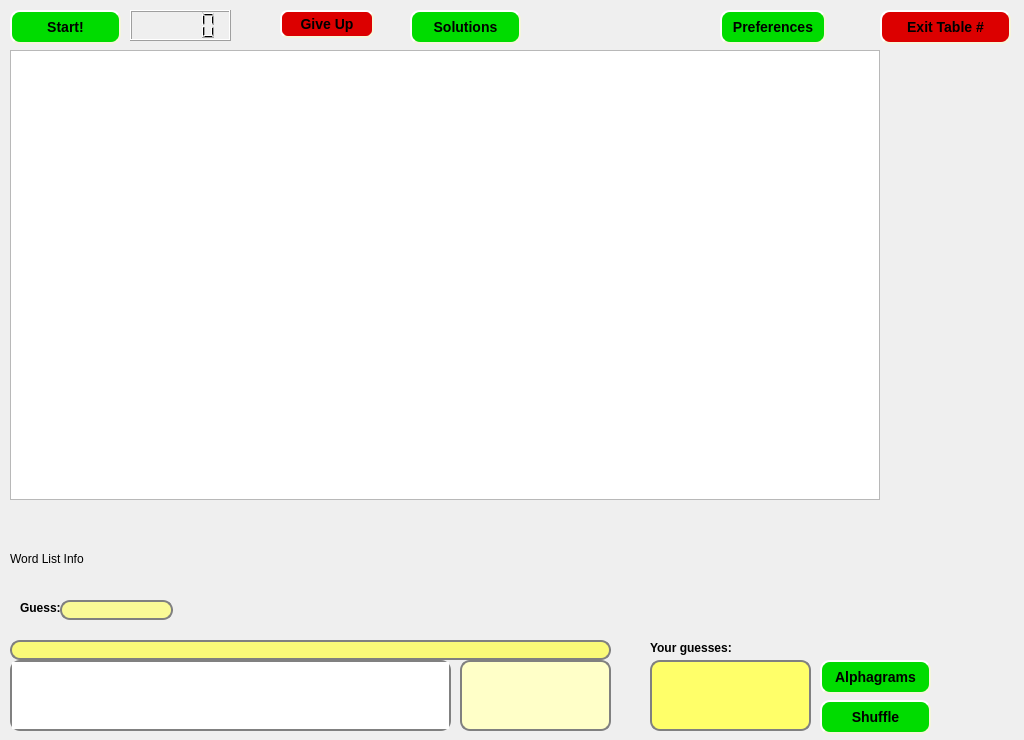
Qt form trunk/client/src/tableForm.ui (domino14/aerolithdesktop) before a commit.
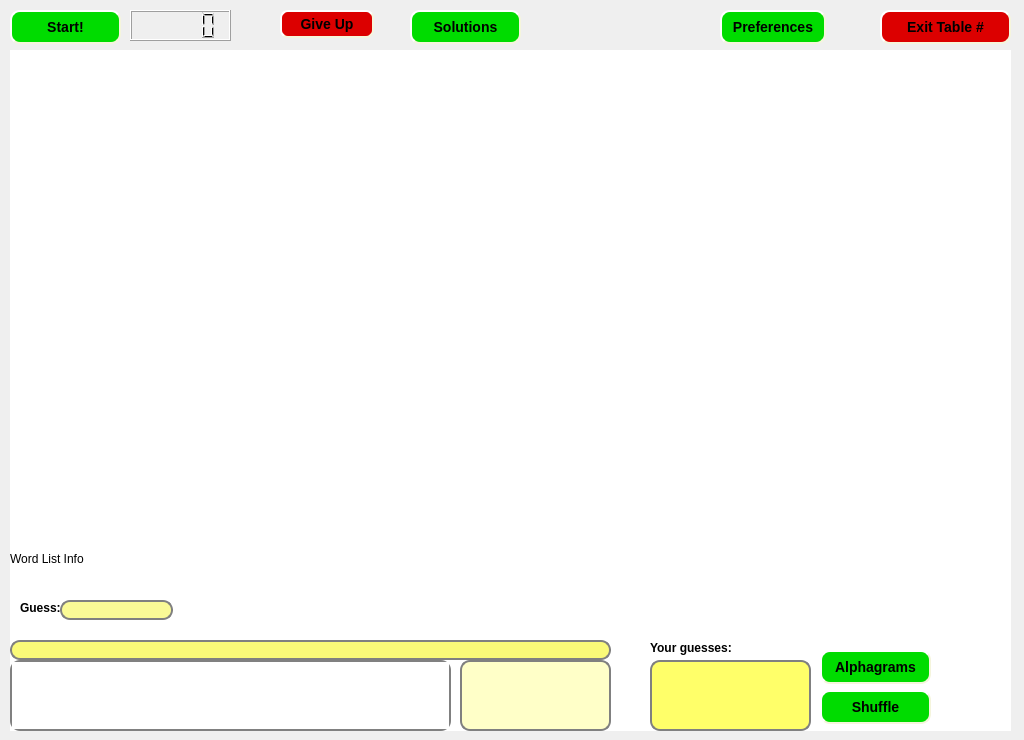
The same form after that commit.

```diff
--- a/trunk/client/src/tableForm.ui
+++ b/trunk/client/src/tableForm.ui
@@ -35,13 +35,22 @@
     <rect>
      <x>10</x>
      <y>50</y>
-     <width>870</width>
-     <height>450</height>
+     <width>1001</width>
+     <height>681</height>
     </rect>
    </property>
    <property name="focusPolicy" >
     <enum>Qt::NoFocus</enum>
    </property>
+   <property name="frameShape" >
+    <enum>QFrame::NoFrame</enum>
+   </property>
+   <property name="frameShadow" >
+    <enum>QFrame::Plain</enum>
+   </property>
+   <property name="lineWidth" >
+    <number>0</number>
+   </property>
    <property name="verticalScrollBarPolicy" >
     <enum>Qt::ScrollBarAlwaysOff</enum>
    </property>
@@ -53,7 +62,7 @@
    <property name="geometry" >
     <rect>
      <x>820</x>
-     <y>660</y>
+     <y>650</y>
      <width>111</width>
      <height>34</height>
     </rect>
@@ -89,7 +98,7 @@
    <property name="geometry" >
     <rect>
      <x>820</x>
-     <y>700</y>
+     <y>690</y>
      <width>111</width>
      <height>34</height>
     </rect>
```
